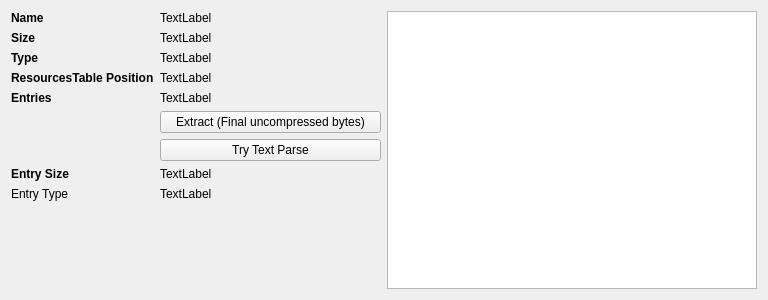
Old version of the form POPToolset/FileViewerForm.ui in the repository deiandrei/POPTools.
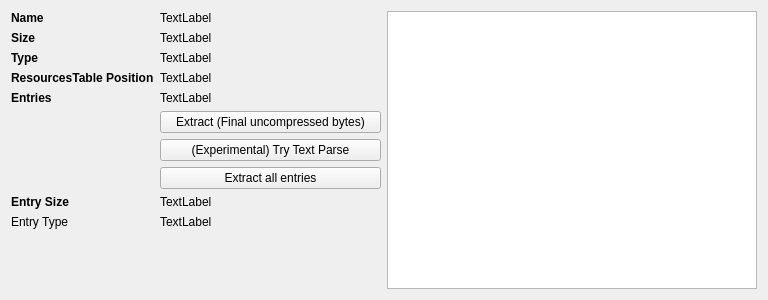
New version of the form.

The edit to the form file:
```diff
--- a/POPToolset/FileViewerForm.ui
+++ b/POPToolset/FileViewerForm.ui
@@ -132,11 +132,11 @@
      <item row="6" column="1">
       <widget class="QPushButton" name="tryTextParse">
        <property name="text">
-        <string>Try Text Parse</string>
+        <string>(Experimental) Try Text Parse</string>
        </property>
       </widget>
      </item>
-     <item row="7" column="0">
+     <item row="8" column="0">
       <widget class="QLabel" name="label_9">
        <property name="font">
         <font>
@@ -149,27 +149,34 @@
        </property>
       </widget>
      </item>
-     <item row="7" column="1">
+     <item row="8" column="1">
       <widget class="QLabel" name="entrySizeLabel">
        <property name="text">
         <string>TextLabel</string>
        </property>
       </widget>
      </item>
-     <item row="8" column="0">
+     <item row="9" column="0">
       <widget class="QLabel" name="label_10">
        <property name="text">
         <string>Entry Type</string>
        </property>
       </widget>
      </item>
-     <item row="8" column="1">
+     <item row="9" column="1">
       <widget class="QLabel" name="entryTypeLabel">
        <property name="text">
         <string>TextLabel</string>
        </property>
       </widget>
      </item>
+     <item row="7" column="1">
+      <widget class="QPushButton" name="extractEntries">
+       <property name="text">
+        <string>Extract all entries</string>
+       </property>
+      </widget>
+     </item>
     </layout>
    </item>
    <item>
```
